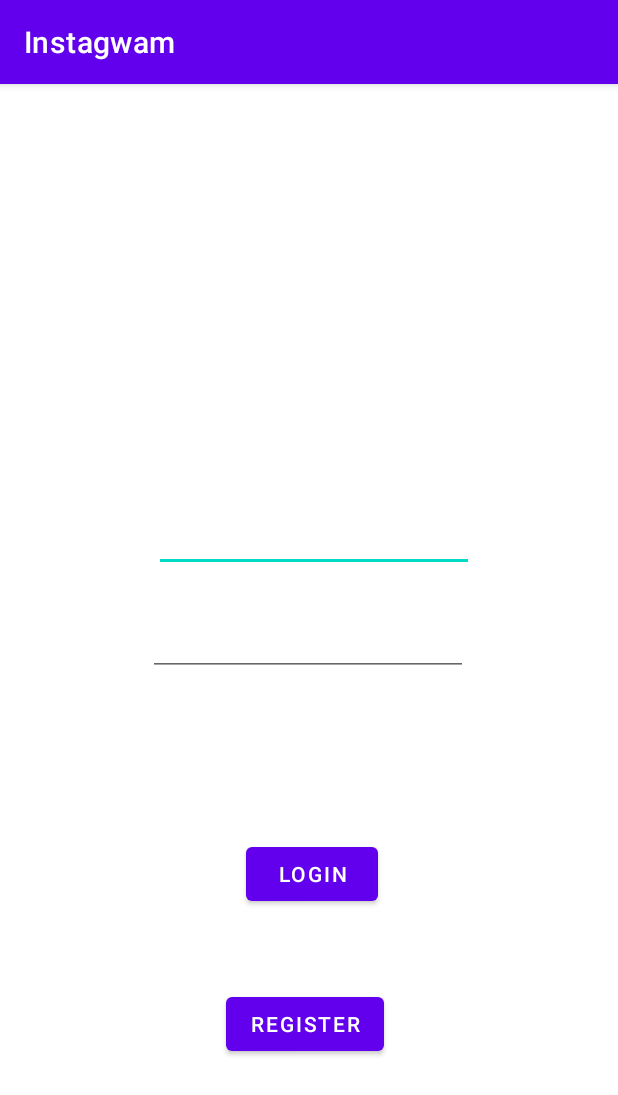
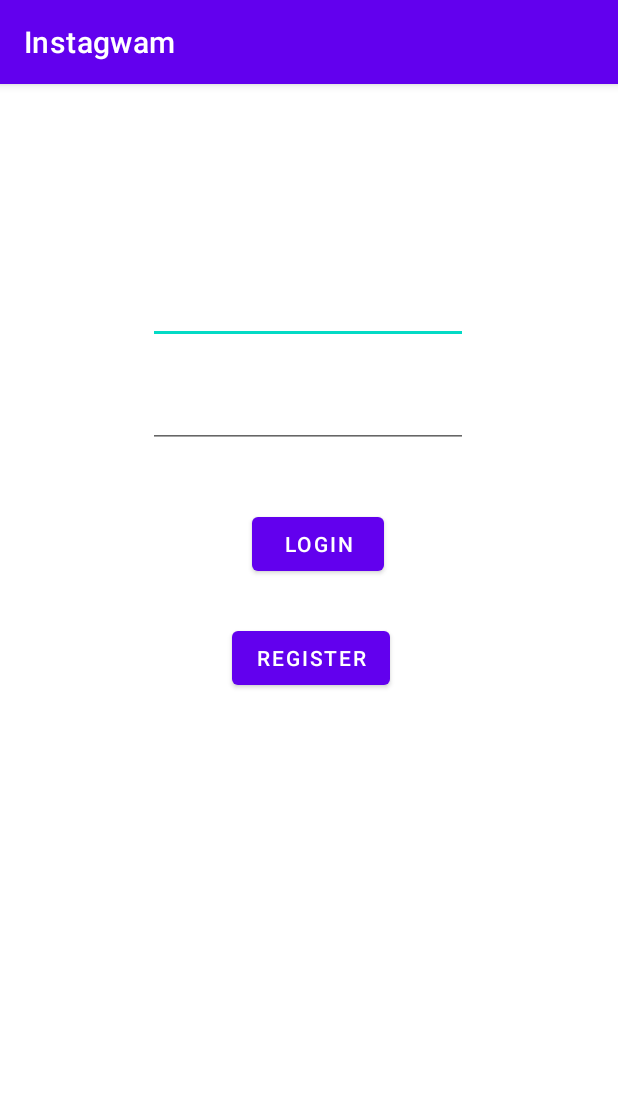
Before and after one commit to jackviel/MU-Instagram, an Android app: the screen it shows after launch (LoginScreenActivity), on a phone screen of 412 x 824 dp. Shown: the top 1095 px of the screen. Run offline under Robolectric (Android 15) with nearby library versions, the phone set to English and light mode, and no system bars; libraries missing offline, so code that uses them is left out: com.parse; 3 statements that could not run were skipped.

Commit message:
various stretch goals done

```diff
--- a/app/src/main/java/com/example/instagwam/FeedActivity.java
+++ b/app/src/main/java/com/example/instagwam/FeedActivity.java
@@ -59,7 +59,6 @@ public class FeedActivity extends AppCompatActivity {
         manager = new LinearLayoutManager(this);
         rvPosts.setLayoutManager(manager);
         // set the layout manager on the recycler view
-        rvPosts.setLayoutManager(new LinearLayoutManager(this));
         // query posts from Parstagram
         queryPosts();
         scrollListener = new EndlessRecyclerViewScrollListener(manager) {
--- a/app/src/main/res/layout/activity_login_screen.xml
+++ b/app/src/main/res/layout/activity_login_screen.xml
@@ -10,8 +10,8 @@
         android:id="@+id/etUsername"
         android:layout_width="wrap_content"
         android:layout_height="wrap_content"
-        android:layout_marginTop="280dp"
-        android:layout_marginEnd="96dp"
+        android:layout_marginTop="128dp"
+        android:layout_marginEnd="100dp"
         android:ems="10"
         android:inputType="textPersonName"
         app:layout_constraintEnd_toEndOf="parent"
@@ -32,8 +32,8 @@
         android:id="@+id/bLogin"
         android:layout_width="wrap_content"
         android:layout_height="wrap_content"
-        android:layout_marginTop="108dp"
-        android:layout_marginEnd="160dp"
+        android:layout_marginTop="40dp"
+        android:layout_marginEnd="156dp"
         android:text="Login"
         app:layout_constraintEnd_toEndOf="parent"
         app:layout_constraintTop_toBottomOf="@+id/etpPassword" />
@@ -42,8 +42,8 @@
         android:id="@+id/bRegister"
         android:layout_width="wrap_content"
         android:layout_height="wrap_content"
-        android:layout_marginTop="52dp"
-        android:layout_marginEnd="156dp"
+        android:layout_marginTop="28dp"
+        android:layout_marginEnd="152dp"
         android:text="Register"
         app:layout_constraintEnd_toEndOf="parent"
         app:layout_constraintTop_toBottomOf="@+id/bLogin" />
```
Also changed, not shown: app/src/main/AndroidManifest.xml (+7 -4 lines), app/src/main/java/com/example/instagwam/PostsAdapter.java (+70 -16 lines), app/src/main/java/com/example/instagwam/ProfileScreenActivity.java (added, +14 -0 lines), app/src/main/res/layout/activity_profile_screen.xml (added, +9 -0 lines), app/src/main/res/layout/item_post.xml (+14 -3 lines).
